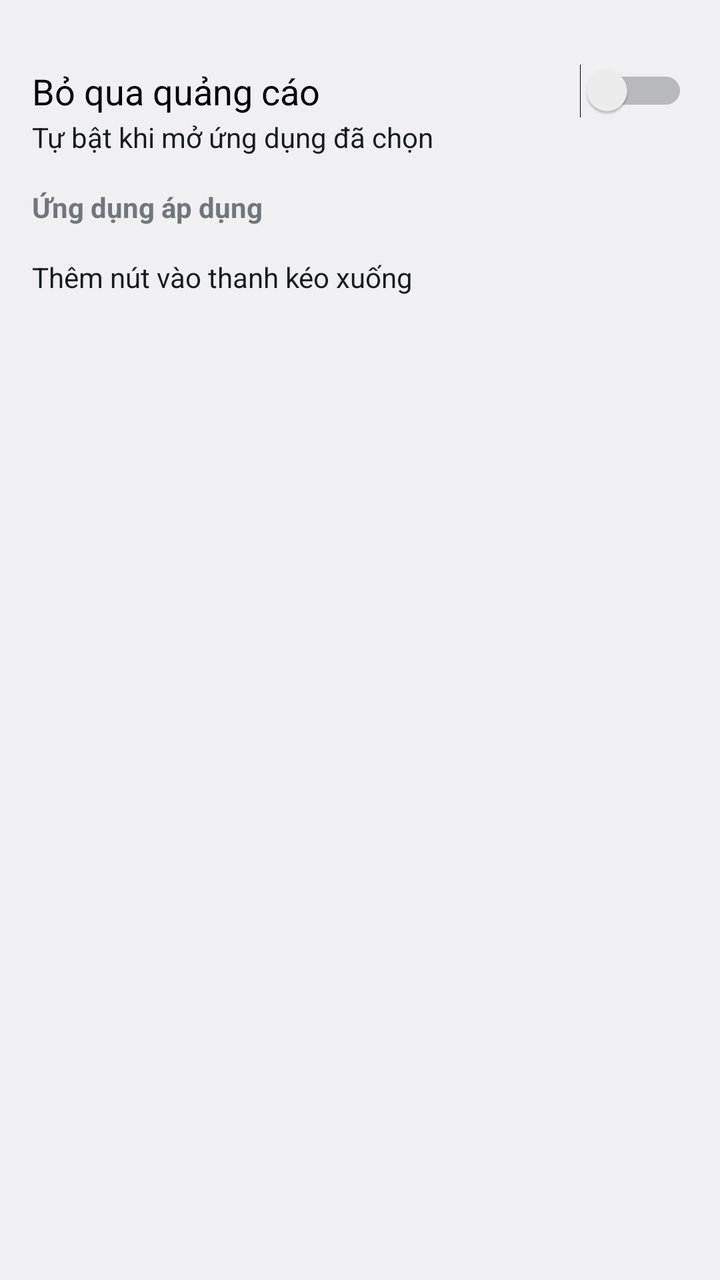
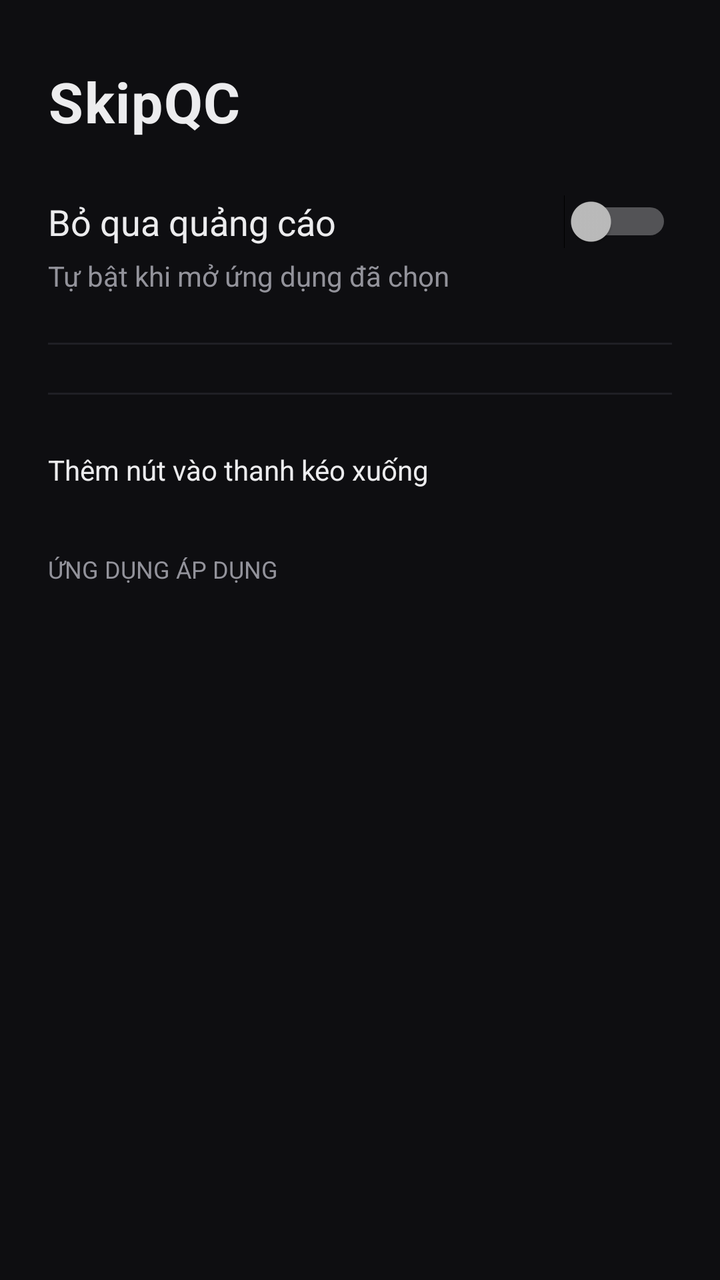

Two renders of the same Android screen: before a commit and after it. Below are the layout's source before the change and the commit's diff.
<!-- AndroidManifest.xml: application theme AppTheme -->
<!-- res/layout/main.xml -->
<?xml version="1.0" encoding="utf-8"?>
<ScrollView xmlns:android="http://schemas.android.com/apk/res/android"
    android:layout_width="match_parent"
    android:layout_height="match_parent">

    <LinearLayout
        android:layout_width="match_parent"
        android:layout_height="wrap_content"
        android:orientation="vertical"
        android:padding="16dp">

        <LinearLayout
            android:id="@+id/status"
            android:layout_width="match_parent"
            android:layout_height="wrap_content"
            android:orientation="vertical" />

        <TextView
            android:id="@+id/restricted_hint"
            android:layout_width="match_parent"
            android:layout_height="wrap_content"
            android:paddingVertical="12dp"
            android:text="@string/restricted_hint"
            android:visibility="gone" />

        <Switch
            android:id="@+id/active"
            android:layout_width="match_parent"
            android:layout_height="wrap_content"
            android:layout_marginTop="16dp"
            android:text="@string/switch_active"
            android:textSize="18sp" />

        <CheckBox
            android:id="@+id/auto_with_apps"
            android:layout_width="match_parent"
            android:layout_height="wrap_content"
            android:text="@string/auto_with_apps" />

        <TextView
            android:layout_width="match_parent"
            android:layout_height="wrap_content"
            android:layout_marginTop="16dp"
            android:text="@string/apps_header"
            android:textStyle="bold" />

        <LinearLayout
            android:id="@+id/apps"
            android:layout_width="match_parent"
            android:layout_height="wrap_content"
            android:orientation="vertical" />

        <Button
            android:id="@+id/add_tile"
            android:layout_width="match_parent"
            android:layout_height="wrap_content"
            android:layout_marginTop="16dp"
            android:text="@string/add_tile" />

        <TextView
            android:id="@+id/add_tile_hint"
            android:layout_width="match_parent"
            android:layout_height="wrap_content"
            android:layout_marginTop="16dp"
            android:text="@string/add_tile_hint"
            android:visibility="gone" />

        <Button
            android:id="@+id/dump"
            android:layout_width="match_parent"
            android:layout_height="wrap_content"
            android:layout_marginTop="24dp"
            android:text="@string/debug_dump"
            android:visibility="gone" />
    </LinearLayout>
</ScrollView>
<!-- resources referenced by this layout -->
<resources>
  <string name="add_tile">Thêm nút vào thanh kéo xuống</string>
  <string name="add_tile_hint">Kéo thanh thông báo xuống → bấm biểu tượng chỉnh sửa → kéo ô SkipQC vào.</string>
  <string name="apps_header">Ứng dụng áp dụng</string>
  <string name="auto_with_apps">Tự bật khi mở ứng dụng đã chọn</string>
  <string name="debug_dump">Xuất cây giao diện (debug)</string>
  <string name="restricted_hint">Nếu không bật được: Thông tin ứng dụng → ⋮ → Cho phép cài đặt bị hạn chế</string>
  <string name="switch_active">Bỏ qua quảng cáo</string>
  <style name="AppTheme" parent="@android:style/Theme.DeviceDefault" />
</resources>

<!-- the commit's change to res/layout/main.xml (unified diff, before → after) -->
@@ -1,18 +1,56 @@
 <?xml version="1.0" encoding="utf-8"?>
 <ScrollView xmlns:android="http://schemas.android.com/apk/res/android"
     android:layout_width="match_parent"
-    android:layout_height="match_parent">
+    android:layout_height="match_parent"
+    android:fillViewport="true"
+    android:fitsSystemWindows="true">
 
     <LinearLayout
         android:layout_width="match_parent"
         android:layout_height="wrap_content"
         android:orientation="vertical"
-        android:padding="16dp">
+        android:paddingHorizontal="24dp"
+        android:paddingTop="32dp"
+        android:paddingBottom="40dp">
+
+        <TextView
+            android:layout_width="wrap_content"
+            android:layout_height="wrap_content"
+            android:letterSpacing="0.02"
+            android:text="@string/app_name"
+            android:textColor="@color/text"
+            android:textSize="28sp"
+            android:textStyle="bold" />
+
+        <Switch
+            android:id="@+id/active"
+            android:layout_width="match_parent"
+            android:layout_height="wrap_content"
+            android:layout_marginTop="28dp"
+            android:text="@string/switch_active"
+            android:textColor="@color/text"
+            android:textSize="18sp" />
+
+        <CheckBox
+            android:id="@+id/auto_with_apps"
+            android:layout_width="match_parent"
+            android:layout_height="wrap_content"
+            android:layout_marginTop="4dp"
+            android:text="@string/auto_with_apps"
+            android:textColor="@color/text_dim"
+            android:textSize="14sp" />
+
+        <View
+            android:layout_width="match_parent"
+            android:layout_height="1dp"
+            android:layout_marginTop="24dp"
+            android:background="@color/divider" />
 
         <LinearLayout
             android:id="@+id/status"
             android:layout_width="match_parent"
             android:layout_height="wrap_content"
+            android:layout_marginTop="8dp"
             android:orientation="vertical" />
 
         <TextView
@@ -21,56 +59,56 @@
             android:layout_height="wrap_content"
             android:paddingVertical="12dp"
             android:text="@string/restricted_hint"
+            android:textColor="@color/unknown"
+            android:textSize="13sp"
             android:visibility="gone" />
 
-        <Switch
-            android:id="@+id/active"
+        <View
             android:layout_width="match_parent"
-            android:layout_height="wrap_content"
+            android:layout_height="1dp"
             android:layout_marginTop="16dp"
-            android:text="@string/switch_active"
-            android:textSize="18sp" />
-
-        <CheckBox
-            android:id="@+id/auto_with_apps"
-            android:layout_width="match_parent"
-            android:layout_height="wrap_content"
-            android:text="@string/auto_with_apps" />
-
-        <TextView
-            android:layout_width="match_parent"
-            android:layout_height="wrap_content"
-            android:layout_marginTop="16dp"
-            android:text="@string/apps_header"
-            android:textStyle="bold" />
-
-        <LinearLayout
-            android:id="@+id/apps"
-            android:layout_width="match_parent"
-            android:layout_height="wrap_content"
-            android:orientation="vertical" />
+            android:background="@color/divider" />
 
         <Button
             android:id="@+id/add_tile"
             android:layout_width="match_parent"
             android:layout_height="wrap_content"
-            android:layout_marginTop="16dp"
+            android:layout_marginTop="28dp"
             android:text="@string/add_tile" />
 
         <TextView
             android:id="@+id/add_tile_hint"
             android:layout_width="match_parent"
             android:layout_height="wrap_content"
-            android:layout_marginTop="16dp"
+            android:layout_marginTop="24dp"
             android:text="@string/add_tile_hint"
+            android:textColor="@color/text_dim"
+            android:textSize="13sp"
             android:visibility="gone" />
 
         <Button
             android:id="@+id/dump"
             android:layout_width="match_parent"
             android:layout_height="wrap_content"
-            android:layout_marginTop="24dp"
+            android:layout_marginTop="12dp"
             android:text="@string/debug_dump"
             android:visibility="gone" />
+
+        <TextView
+            android:layout_width="match_parent"
+            android:layout_height="wrap_content"
+            android:layout_marginTop="32dp"
+            android:text="@string/apps_header"
+            android:textAllCaps="true"
+            android:textColor="@color/text_dim"
+            android:textSize="12sp" />
+
+        <LinearLayout
+            android:id="@+id/apps"
+            android:layout_width="match_parent"
+            android:layout_height="wrap_content"
+            android:layout_marginTop="8dp"
+            android:orientation="vertical" />
+
     </LinearLayout>
 </ScrollView>
<!-- resource entries referenced after the edit -->
@@ -1,12 +1,29 @@
 <!-- resources referenced by this layout -->
 <resources>
+  <color name="divider">#1F1F25</color>
+  <color name="text">#ECECEE</color>
+  <color name="text_dim">#93939B</color>
+  <color name="unknown">#FFB74D</color>
   <string name="add_tile">Thêm nút vào thanh kéo xuống</string>
   <string name="add_tile_hint">Kéo thanh thông báo xuống → bấm biểu tượng chỉnh sửa → kéo ô SkipQC vào.</string>
+  <string name="app_name">SkipQC</string>
   <string name="apps_header">Ứng dụng áp dụng</string>
   <string name="auto_with_apps">Tự bật khi mở ứng dụng đã chọn</string>
   <string name="debug_dump">Xuất cây giao diện (debug)</string>
   <string name="restricted_hint">Nếu không bật được: Thông tin ứng dụng → ⋮ → Cho phép cài đặt bị hạn chế</string>
   <string name="switch_active">Bỏ qua quảng cáo</string>
-  <style name="AppTheme" parent="@android:style/Theme.DeviceDefault" />
+  <style name="AppTheme" parent="@android:style/Theme.DeviceDefault.NoActionBar">
+          <item name="android:windowBackground">@color/bg</item>
+          <item name="android:colorBackground">@color/bg</item>
+          <item name="android:statusBarColor">@color/bg</item>
+          <item name="android:navigationBarColor">@color/bg</item>
+          <item name="android:textColorPrimary">@color/text</item>
+          <item name="android:textColorSecondary">@color/text_dim</item>
+          <item name="android:colorAccent">@color/accent</item>
+          <item name="android:colorControlActivated">@color/accent</item>
+          <item name="android:colorControlNormal">@color/text_dim</item>
+      </style>
+  <color name="bg">#0E0E11</color>
+  <color name="accent">#E53935</color>
 </resources>
 
